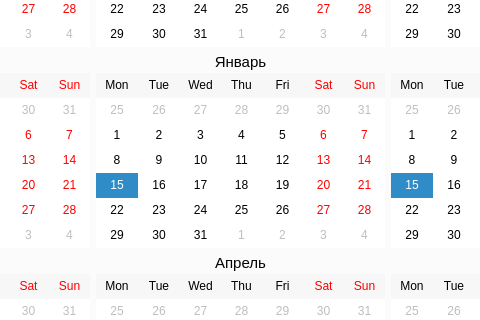
First picture: the form in main.ui, repository LeonidBevz/ScheduleApp, before the edit; both pictures show x 632 to 1112 and y 198 to 518 of the 1325 by 870 pixel window.
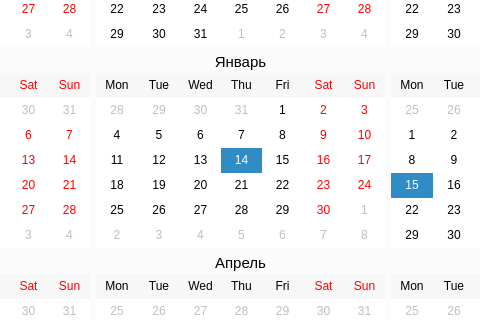
Second picture: the form after the edit.

Commit message: исправлен баг отображения выбранных дат в календарях в режиме учебного плана

The edit to the form file:
```diff
--- a/main.ui
+++ b/main.ui
@@ -883,6 +883,9 @@
        </rect>
       </property>
       <layout class="QGridLayout" name="gridLayout_plan_calendars">
+       <property name="verticalSpacing">
+        <number>6</number>
+       </property>
        <item row="1" column="2">
         <layout class="QVBoxLayout" name="verticalLayout_03november">
          <property name="spacing">
@@ -1510,10 +1513,24 @@
            <property name="focusPolicy">
             <enum>Qt::NoFocus</enum>
            </property>
+           <property name="autoFillBackground">
+            <bool>true</bool>
+           </property>
            <property name="styleSheet">
             <string notr="true">#qt_calendar_calendarview::item:selected{
-	background-color: #ffffff;
-}</string>
+	background-color: transparent;
+}
+</string>
+           </property>
+           <property name="inputMethodHints">
+            <set>Qt::ImhNone</set>
+           </property>
+           <property name="selectedDate">
+            <date>
+             <year>2023</year>
+             <month>9</month>
+             <day>14</day>
+            </date>
            </property>
            <property name="firstDayOfWeek">
             <enum>Qt::Monday</enum>
```
Left out of the diff: 5 changed lines with no effect on the pictures. The commit also changes 1 other file.
